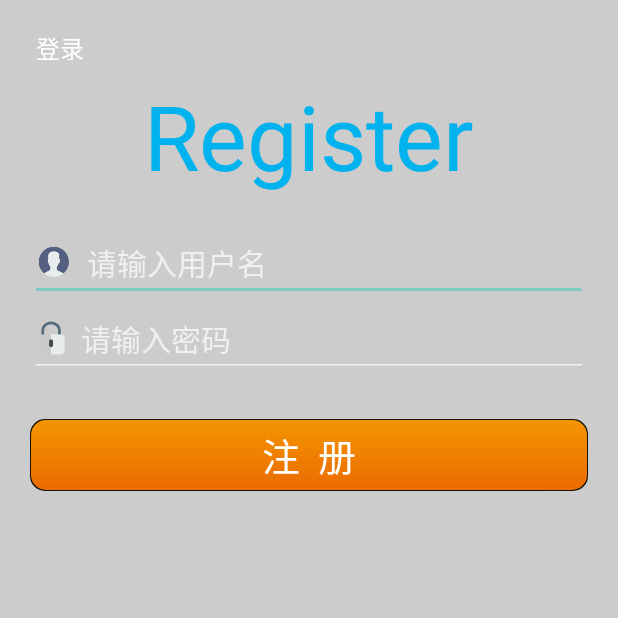
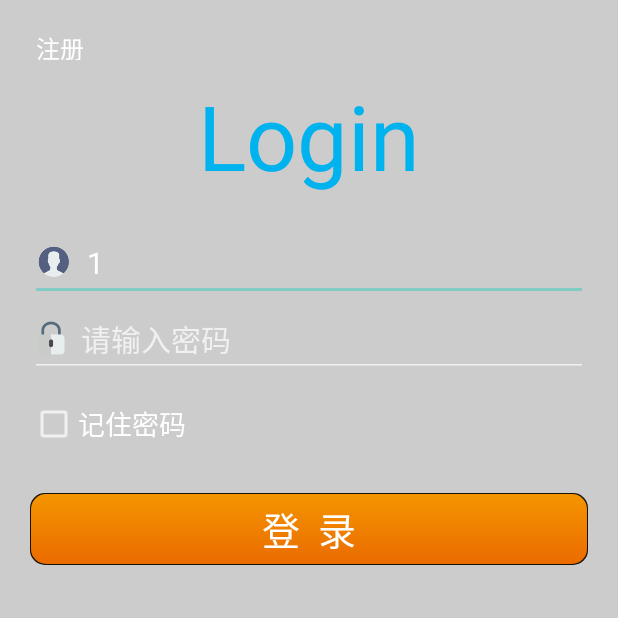
Before and after one commit to doudou-dream/android, an Android app: the screen it shows after launch (MainActivity before the commit, Login after it), on a phone screen of 412 x 824 dp, the top half of it. Run offline under Robolectric (Android 15) with nearby library versions, the phone set to English and light mode, and no system bars.

Commit message:
加入记住密码功能和一直记住账号功能 Signed-off-by: doudou-dream <15288938795@163.com>

```diff
--- a/Zuoye/app/src/main/AndroidManifest.xml
+++ b/Zuoye/app/src/main/AndroidManifest.xml
@@ -8,7 +8,7 @@
         android:label="@string/app_name"
         android:supportsRtl="true"
         android:theme="@style/Theme.AppCompat.NoActionBar">
-        <activity android:name=".MainActivity">
+        <activity android:name=".Login">
             <!--android:theme="@android:style/Theme.NoTitleBar"-->
 
             <intent-filter>
@@ -16,7 +16,7 @@
                 <category android:name="android.intent.category.LAUNCHER"/>
             </intent-filter>
         </activity>
-        <activity android:name=".Login"></activity>
+        <activity android:name=".Regi"></activity>
         <activity android:name=".greet"></activity>
     </application>
 
--- a/Zuoye/app/src/main/java/com/example/daire/zuoye/Login.java
+++ b/Zuoye/app/src/main/java/com/example/daire/zuoye/Login.java
@@ -6,6 +6,7 @@ import android.content.SharedPreferences;
 import android.os.Bundle;
 import android.view.View;
 import android.widget.Button;
+import android.widget.CheckBox;
 import android.widget.EditText;
 import android.widget.Toast;
 
@@ -15,21 +16,29 @@ import android.widget.Toast;
 public class Login extends Activity {
     private Button bt_regi,bt_login;
     private EditText user,pwd;
-    SharedPreferences sharedPreferences;
-
+    private SharedPreferences sharedPreferences;
+    SharedPreferences.Editor  editor;
+    private CheckBox checkBox;
+    String spUser;
+    String spPwd,checkEdi;
     @Override
     protected void onCreate(Bundle savedInstanceState) {
         super.onCreate(savedInstanceState);
         setContentView(R.layout.login);
         sharedPreferences = getSharedPreferences("Login",MODE_APPEND);
+        editor = sharedPreferences.edit();
+        checkBox = (CheckBox) findViewById(R.id.check);
         user = (EditText) findViewById(R.id.login_user);
         pwd = (EditText) findViewById(R.id.login_pwd);
         bt_login = (Button) findViewById(R.id.login);
         bt_regi = (Button) findViewById(R.id.regi_view);
+        spUser = sharedPreferences.getString("user","1");
+        spPwd = sharedPreferences.getString("pwd","1");
+        checkEdi = sharedPreferences.getString("check",null);
         bt_regi.setOnClickListener(new View.OnClickListener() {
             @Override
             public void onClick(View v) {
-                Intent intent = new Intent(Login.this,MainActivity.class);
+                Intent intent = new Intent(Login.this,Regi.class);
                 startActivity(intent);
                 finish();
             }
@@ -39,26 +48,38 @@ public class Login extends Activity {
             public void onClick(View view) {
                 String strUser=user.getText().toString();
                 String strPwd=pwd.getText().toString();
-                String spUser = sharedPreferences.getString("user","1");
-                String spPwd = sharedPreferences.getString("pwd","1");
+
                 if(strUser.equals(spUser) && strPwd.equals(spPwd)){
                     Toast.makeText(Login.this, "登录成功", Toast.LENGTH_SHORT).show();
+                    if(checkBox.isChecked()) {
+                        editor.putString("check", "1");
+                        editor.commit();
+                    }else{
+                        editor.putString("check", "");
+                        editor.commit();
+                    }
+
                     greet_intent(spUser);
                 }else{
+                    editor.putString("check",null);
                     Toast.makeText(Login.this, "密码或用户名错误", Toast.LENGTH_SHORT).show();
                 }
 
             }
         });
         String str = get_bundle();
-//        Toast.makeText(this, str, Toast.LENGTH_SHORT).show();
         user.setText(str);
-
+        checke();
     }
     //接受传过来的数据，如果第二个页面结束了数据就没了
     private String get_bundle(){
         Bundle bundle = getIntent().getExtras();
-        String str=bundle.getString("login_name");
+        String str;
+        if(bundle != null)
+            str=bundle.getString("login_name");
+        else
+            str = "";
+
         return str;
     }
     //传送数据到第三个界面
@@ -68,6 +89,17 @@ public class Login extends Activity {
         greetbn.putString("user",name);
         greetintent.putExtras(greetbn);
         startActivity(greetintent);
+    }
+    //是否勾选记住密码判断
+    private void checke(){
+        if(checkEdi == "1"){
+            user.setText(spUser);
+            pwd.setText(spPwd);
+            checkBox.setChecked(true);
+        }else{
+            user.setText(spUser);
+//            Toast.makeText(this, "没有选中", Toast.LENGTH_SHORT).show();
+        }
 
     }
 }
--- a/Zuoye/app/src/main/res/layout/login.xml
+++ b/Zuoye/app/src/main/res/layout/login.xml
@@ -35,12 +35,21 @@
         android:drawablePadding="10dp"
         android:singleLine="true"
         />
+    <CheckBox
+        android:id="@+id/check"
+        android:layout_below="@id/login_pwd"
+        android:layout_width="match_parent"
+        android:layout_marginTop="15sp"
+        android:layout_height="wrap_content"
+        android:text="记住密码"
+        android:textSize="18sp"/>
+
     <Button
         android:id="@+id/login"
         android:layout_width="match_parent"
         android:layout_height="wrap_content"
         android:text="登  录"
-        android:layout_below="@id/login_pwd"
+        android:layout_below="@id/check"
         android:layout_marginTop="30dp"
         android:textSize="25sp"
         android:textColor="#fff"
--- a/Zuoye/build.gradle
+++ b/Zuoye/build.gradle
@@ -5,7 +5,7 @@ buildscript {
         jcenter()
     }
     dependencies {
-        classpath 'com.android.tools.build:gradle:2.2.2'
+        classpath 'com.android.tools.build:gradle:2.2.3'
 
         // NOTE: Do not place your application dependencies here; they belong
         // in the individual module build.gradle files
```
Also changed, not shown: Zuoye/app/src/main/java/com/example/daire/zuoye/Regi.java (renamed from Zuoye/app/src/main/java/com/example/daire/zuoye/MainActivity.java, +5 -5 lines), Zuoye/app/src/main/java/com/example/daire/zuoye/greet.java (+6 -3 lines).
